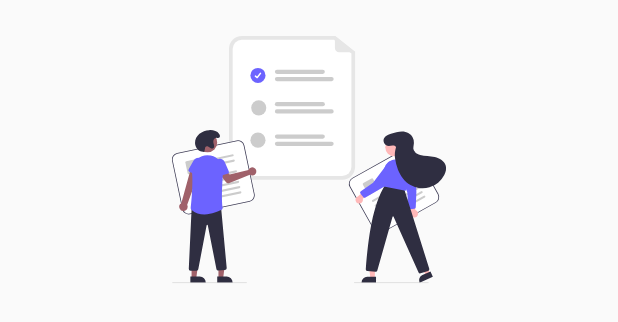
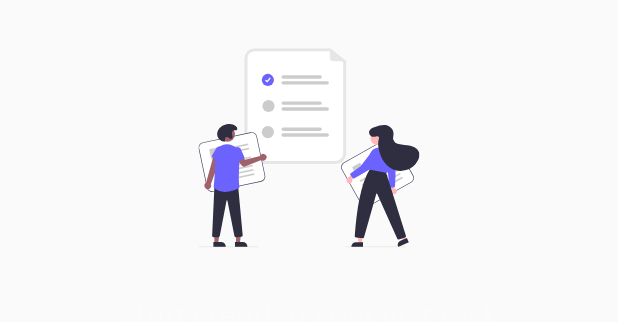
Before and after one commit to federicodesia/task_manager, a Flutter app: the CenteredListWidget widget shown alone on an empty page, opened directly, on a phone screen of 412 x 824 dp. Shown: the top 322 px of the screen. Run offline on Flutter 3.47's test engine with Material 2 defaults, Android fonts, the phone set to English and light mode, and no system bars; our stand-ins replace bloc, expandable_page_view, fl_chart, flutter_bloc, flutter_svg, percent_indicator and 1 more; missing offline and left inert: declarative_animated_list; statements that could not run were skipped.

Commit message:
EmptySpace without Svg

```diff
--- a/lib/components/cards/progress_summary.dart
+++ b/lib/components/cards/progress_summary.dart
@@ -27,6 +27,8 @@
     if(completed == 0 && initialDescription != null) _description = initialDescription;
     else if(completed == total && finishedDescription != null) _description = finishedDescription;
     else _description = "$completed of $total completed 🎉";
+
+    double _percent = total > 0 ? completed / total : 0.0;
 
     return Container(
       decoration: BoxDecoration(
@@ -71,9 +73,9 @@
             animation: true,
             animateFromLastPercent: true,
             animationDuration: cAnimationDuration.inMilliseconds,
-            percent: completed / total,
+            percent: _percent,
             center: Text(
-              "${((completed / total) * 100).toStringAsFixed(0)}%",
+              "${(_percent * 100).toStringAsFixed(0)}%",
               style: cSubtitleTextStyle,
             ),
             circularStrokeCap: CircularStrokeCap.round,
--- a/lib/components/empty_space.dart
+++ b/lib/components/empty_space.dart
@@ -22,12 +22,11 @@
       padding: EdgeInsets.symmetric(vertical: cPadding),
       child: Column(
         children: [
-          SizedBox(
+          if(svgImage != null) Container(
             height: svgHeight,
+            padding: EdgeInsets.only(bottom: 32.0),
             child: SvgPicture.asset(svgImage)
           ),
-
-          SizedBox(height: 48.0),
 
           Text(
             header,
--- a/lib/components/responsive/centered_list_widget.dart
+++ b/lib/components/responsive/centered_list_widget.dart
@@ -9,7 +9,12 @@
 class CenteredListWidget extends StatefulWidget{
 
   final Widget child;
-  CenteredListWidget({this.child});
+  final double subtractHeight;
+
+  CenteredListWidget({
+    this.child,
+    this.subtractHeight = 0.0
+  });
 
   @override
   _CenteredListWidgetState createState() => _CenteredListWidgetState();
@@ -21,7 +26,7 @@
   @override
   Widget build(BuildContext context) {
     final availableHeight = BlocProvider.of<AvailableSpaceCubit>(context).state -
-      BlocProvider.of<AppBarCubit>(context).state - cPadding * 2;
+      BlocProvider.of<AppBarCubit>(context).state - cPadding * 2 - widget.subtractHeight;
 
     return SizedBox(
       height: availableHeight > childHeight ? availableHeight : childHeight,
```
Also changed, not shown: lib/screens/home/tabs/today_tab.dart (+30 -8 lines), lib/screens/home/tabs/upcoming_tab.dart (+36 -5 lines).
